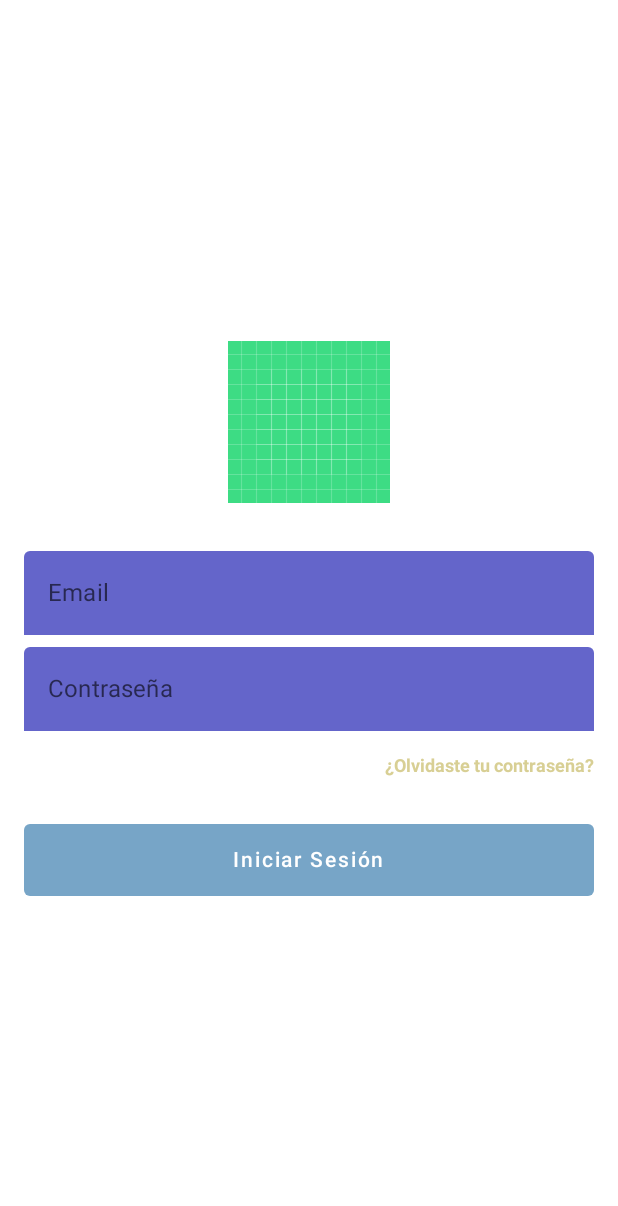
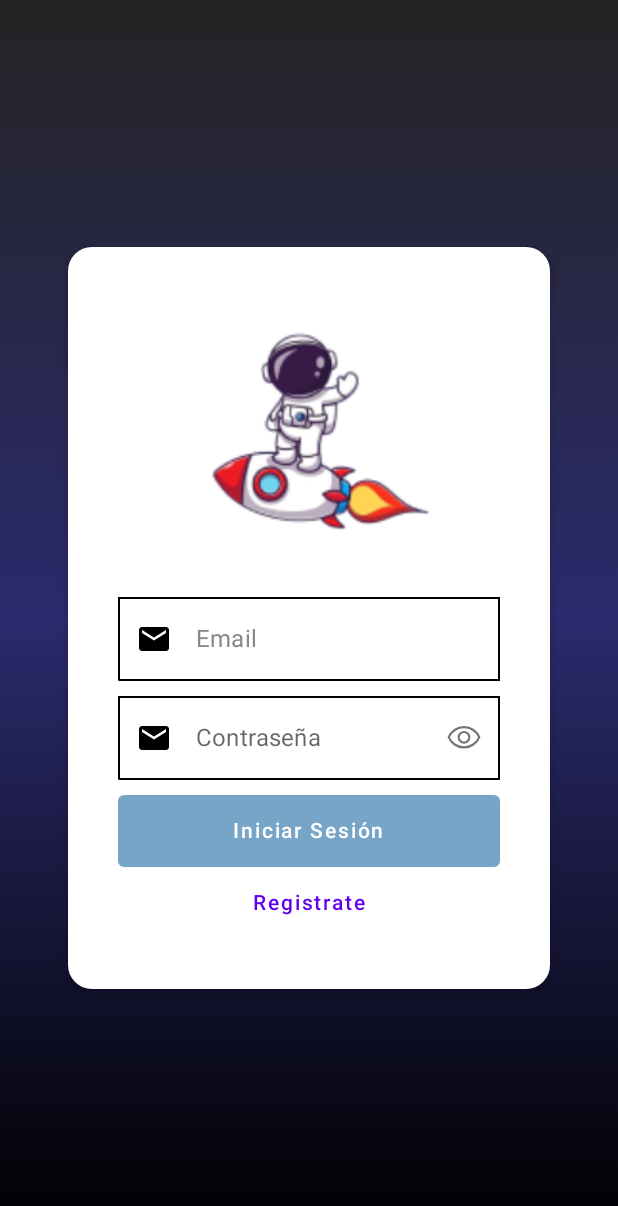
Before and after one commit to peekaboo212/space-sweet-app, an Android app built with Jetpack Compose: the LoginScreen screen opened through its navigation route, on a phone screen of 412 x 824 dp. Shown: the top 1206 px of the screen. Run offline under Robolectric (Android 15) with nearby library versions, the phone set to English and light mode, and no system bars; our stand-ins replace livedata-compose.

Commit message:
Diseño del login

```diff
--- a/app/src/main/java/com/example/spacesweet/MainActivity.kt
+++ b/app/src/main/java/com/example/spacesweet/MainActivity.kt
@@ -29,7 +29,7 @@ class MainActivity : ComponentActivity() {
                     color = MaterialTheme.colors.background
                 ) {
                     val navController = rememberNavController()
-                    NavHost(navController = navController, startDestination = "onboarding1") {
+                    NavHost(navController = navController, startDestination = "login") {
                         composable("onboarding1") {
                             Onboard(
                                 navController,
--- a/app/src/main/java/com/example/spacesweet/ui/login/ui/LoginScreen.kt
+++ b/app/src/main/java/com/example/spacesweet/ui/login/ui/LoginScreen.kt
@@ -1,8 +1,12 @@
 package com.example.spacesweet.ui.login.ui
 
+import android.annotation.SuppressLint
+import androidx.compose.foundation.BorderStroke
 import androidx.compose.foundation.Image
-import androidx.compose.foundation.clickable
+import androidx.compose.foundation.background
+import androidx.compose.foundation.border
 import androidx.compose.foundation.layout.*
+import androidx.compose.foundation.shape.RoundedCornerShape
 import androidx.compose.foundation.text.KeyboardOptions
 import androidx.compose.material.*
 import androidx.compose.runtime.*
@@ -11,25 +15,68 @@ import androidx.compose.ui.Alignment
 import androidx.compose.ui.Modifier
 import androidx.compose.ui.graphics.Color
 import androidx.compose.ui.res.painterResource
-import androidx.compose.ui.text.font.FontWeight
 import androidx.compose.ui.text.input.KeyboardType
 import androidx.compose.ui.unit.dp
-import androidx.compose.ui.unit.sp
 import com.example.spacesweet.R
 import kotlinx.coroutines.launch
 
+import androidx.compose.material.Button
+import androidx.compose.material.Text
+import androidx.compose.material.icons.Icons
+import androidx.compose.material.icons.filled.Email
+import androidx.compose.runtime.Composable
+import androidx.compose.ui.graphics.Brush
+import androidx.compose.ui.text.input.PasswordVisualTransformation
+import androidx.compose.ui.text.input.VisualTransformation
+
+@SuppressLint("UnusedMaterialScaffoldPaddingParameter")
 @Composable
 fun LoginScreen(viewModel: LoginViewModel) {
-    Box(
-        Modifier
-            .fillMaxSize()
-            .padding(16.dp)) {
-        Login(Modifier.align(Alignment.Center), viewModel)
+    Scaffold {
+        Box(
+            Modifier.fillMaxSize()
+        ) {
+            Box(
+                Modifier
+                    .background(
+                        Brush.verticalGradient(
+                            colors = listOf(
+                                Color(0xFF242424),
+                                Color(0xFF2B2A6D),
+                                Color(0xFF000000)
+                            ),
+                            startY = 0f,
+                            endY = Float.POSITIVE_INFINITY
+                        )
+                    )
+                    .fillMaxSize()
+            )
+            Column(
+                horizontalAlignment = Alignment.CenterHorizontally,
+                verticalArrangement = Arrangement.Center,
+                modifier = Modifier.fillMaxSize()
+            ) {
+                Card(
+                    shape = RoundedCornerShape(16.dp),
+                    elevation = 4.dp,
+                    modifier = Modifier.padding(45.dp)
+                ) {
+                    Column(
+                        horizontalAlignment = Alignment.CenterHorizontally,
+                        verticalArrangement = Arrangement.Center,
+                        modifier = Modifier.fillMaxWidth().padding(3.dp)
+                    ) {
+                        Login(viewModel)
+                    }
+                }
+            }
+        }
     }
 }
 
+
 @Composable
-fun Login(modifier: Modifier, viewModel: LoginViewModel) {
+fun Login(viewModel: LoginViewModel) {
     val email: String by viewModel.email.observeAsState(initial = "")
     val password: String by viewModel.password.observeAsState(initial = "")
     val loginEnable: Boolean by viewModel.loginEnable.observeAsState(initial = false)
@@ -43,20 +90,20 @@ fun Login(modifier: Modifier, viewModel: LoginViewModel) {
         }
     }
 
-    Column(modifier = modifier) {
+    Column(
+        horizontalAlignment = Alignment.CenterHorizontally,
+        verticalArrangement = Arrangement.Center,
+        modifier = Modifier.fillMaxWidth().padding(30.dp)
+    ) {
         HeaderImage(Modifier.align(Alignment.CenterHorizontally))
-        Spacer(modifier = Modifier.padding(16.dp))
         EmailField(email) {viewModel.onLoginChanged(it, password)}
-        Spacer(modifier = Modifier.padding(4.dp))
         PasswordField(password) { viewModel.onLoginChanged(email, it) }
-        Spacer(modifier = Modifier.padding(8.dp))
-        ForgotPassword(Modifier.align(Alignment.End))
-        Spacer(modifier = Modifier.padding(16.dp))
         LoginButton(loginEnable) {
             coroutineScope.launch {
                 viewModel.onLoginSelected()
             }
         }
+        RegisterButton(Modifier.align(Alignment.End))
     }
 }
 
@@ -68,7 +115,7 @@ fun LoginButton(loginEnable: Boolean, onLoginSelected: () -> Unit) {
             .fillMaxWidth()
             .height(48.dp),
         colors = ButtonDefaults.buttonColors(
-            backgroundColor = Color(0xFF457AA2),
+            backgroundColor = Color(0xFF0074B6),
             disabledBackgroundColor = Color(0xFF77A5C7),
             contentColor = Color.White,
             disabledContentColor = Color.White
@@ -80,57 +127,88 @@ fun LoginButton(loginEnable: Boolean, onLoginSelected: () -> Unit) {
 }
 
 @Composable
-fun ForgotPassword(modifier: Modifier) {
-    Text(text = "¿Olvidaste tu contraseña?",
-        modifier = modifier.clickable {  },
-        fontSize = 12.sp,
-        fontWeight = FontWeight.Bold,
-        color = Color(0xFFD8CF94)
-    )
+fun RegisterButton(modifier: Modifier) {
+    TextButton(
+        onClick = { /* Do something! */ },
+
+    ) {
+        Text("Registrate")
+    }
 }
 
 @Composable
 fun PasswordField(password: String, onTextFieldChanged: (String) -> Unit) {
-    TextField(value = password, onValueChange = {onTextFieldChanged(it)},
+    var hidden by remember { mutableStateOf(true) }
+
+    TextField(
+        value = password,
+        onValueChange = {onTextFieldChanged(it)},
+        modifier = Modifier.fillMaxWidth().padding(bottom = 10.dp)
+            .background(Color.White)
+            .border(BorderStroke(1.dp, Color.Black), RoundedCornerShape(0.dp, 0.dp, 0.dp, 1.dp)),
+        leadingIcon = {
+            Icon(imageVector = Icons.Default.Email, contentDescription = "Email Icon",
+                tint = Color.Black)
+        },
         placeholder = { Text(text = "Contraseña") },
-        modifier = Modifier.fillMaxWidth(),
         keyboardOptions = KeyboardOptions(keyboardType = KeyboardType.Password),
         singleLine = true,
-        maxLines = 1,
         colors = TextFieldDefaults.textFieldColors(
-            textColor = Color(0xFFD8CF94),
-            backgroundColor = Color(0xFF6465CA),
+            textColor = Color.Black,
+            backgroundColor = Color.White,
             focusedIndicatorColor = Color.Transparent,
-            unfocusedIndicatorColor = Color.Transparent,
-        )
+            unfocusedIndicatorColor = Color.Transparent
+        ),
+        visualTransformation =
+        if (hidden) PasswordVisualTransformation() else VisualTransformation.None,
+        trailingIcon = {// 4
+            IconButton(
+                onClick = { hidden = !hidden },
+                content = {
+                    val iconSize = if (hidden) 24.dp else 24.dp
+
+                    Icon(
+                        modifier = Modifier.size(iconSize),
+                        painter = painterResource(if (hidden) R.drawable.ic_visibility else R.drawable.ic_visibility_off),
+                        contentDescription = if (hidden) "Ocultar contraseña" else "Revelar contraseña",
+                    )
+                }
+            )
+        }
     )
 }
 
 @Composable
 fun EmailField(email: String, onTextFieldChanged: (String) -> Unit) {
     TextField(
-        value = email, onValueChange = { onTextFieldChanged(it) },
-        modifier = Modifier.fillMaxWidth(),
-        placeholder = { Text(text = "Email") },
-        keyboardOptions = KeyboardOptions(keyboardType = KeyboardType.Email),
-        singleLine = true,
-        maxLines = 1,
+        value = email,
+        onValueChange = { onTextFieldChanged(it) },
+        modifier = Modifier.fillMaxWidth().padding(bottom = 10.dp)
+            .background(Color.White)
+            .border(BorderStroke(1.dp, Color.Black), RoundedCornerShape(0.dp, 0.dp, 0.dp, 1.dp)),
+        leadingIcon = {
+            Icon(imageVector = Icons.Default.Email, contentDescription = "Email Icon",
+                tint = Color.Black)
+        },
+        placeholder = {
+            Text(text = "Email", color = Color.Gray)
+        },
         colors = TextFieldDefaults.textFieldColors(
-            textColor = Color(0xFFD8CF94),
-            backgroundColor = Color(0xFF6465CA),
+            textColor = Color.Black,
+            backgroundColor = Color.White,
             focusedIndicatorColor = Color.Transparent,
-            unfocusedIndicatorColor = Color.Transparent,
-
+            unfocusedIndicatorColor = Color.Transparent
         )
     )
+
 
 }
 
 @Composable
 fun HeaderImage(modifier: Modifier) {
     Image(
-        painter = painterResource(id = R.drawable.ic_launcher_background),
+        painter = painterResource(id = R.drawable.astronaut),
         contentDescription = "Space Sweet Logo",
-        modifier = modifier
+        modifier = Modifier.size(200.dp).padding(bottom = 10.dp)
     )
 }
--- /dev/null
+++ b/app/src/main/res/drawable/ic_visibility.xml
@@ -0,0 +1,9 @@
+<vector xmlns:android="http://schemas.android.com/apk/res/android"
+    android:width="48dp"
+    android:height="48dp"
+    android:viewportWidth="960"
+    android:viewportHeight="960">
+  <path
+      android:fillColor="#FF000000"
+      android:pathData="M480.12,630Q551,630 600.5,580.38q49.5,-49.62 49.5,-120.5Q650,389 600.38,339.5q-49.62,-49.5 -120.5,-49.5Q409,290 359.5,339.62q-49.5,49.62 -49.5,120.5Q310,531 359.62,580.5q49.62,49.5 120.5,49.5ZM479.77,572Q433,572 400.5,539.27q-32.5,-32.74 -32.5,-79.5Q368,413 400.73,380.5q32.74,-32.5 79.5,-32.5Q527,348 559.5,380.73q32.5,32.74 32.5,79.5Q592,507 559.27,539.5q-32.74,32.5 -79.5,32.5ZM480,760q-146,0 -264,-83T40,460q58,-134 176,-217t264,-83q146,0 264,83t176,217q-58,134 -176,217t-264,83ZM480,460ZM479.83,700Q601,700 702.5,634.5 804,569 857,460q-53,-109 -154.33,-174.5 -101.33,-65.5 -222.5,-65.5Q359,220 257.5,285.5 156,351 102,460q54,109 155.33,174.5 101.33,65.5 222.5,65.5Z"/>
+</vector>
--- /dev/null
+++ b/app/src/main/res/drawable/ic_visibility_off.xml
@@ -0,0 +1,9 @@
+<vector xmlns:android="http://schemas.android.com/apk/res/android"
+    android:width="48dp"
+    android:height="48dp"
+    android:viewportWidth="960"
+    android:viewportHeight="960">
+  <path
+      android:fillColor="#FF000000"
+      android:pathData="m629,541 l-44,-44q26,-71 -27,-118t-115,-24l-44,-44q17,-11 38,-16t43,-5q71,0 120.5,49.5T650,460q0,22 -5.5,43.5T629,541ZM758,670 L718,630q49,-36 85.5,-80.5T857,460q-50,-111 -150,-175.5T490,220q-42,0 -86,8t-69,19l-46,-47q35,-16 89.5,-28T485,160q143,0 261.5,81.5T920,460q-26,64 -67,117t-95,93ZM816,896L648,731q-35,14 -79,21.5t-89,7.5q-146,0 -265,-81.5T40,460q20,-52 55.5,-101.5T182,264L56,138l42,-43 757,757 -39,44ZM223,306q-37,27 -71.5,71T102,460q51,111 153.5,175.5T488,700q33,0 65,-4t48,-12l-64,-64q-11,5 -27,7.5t-30,2.5q-70,0 -120,-49t-50,-121q0,-15 2.5,-30t7.5,-27l-97,-97ZM528,448ZM412,506Z"/>
+</vector>
```
